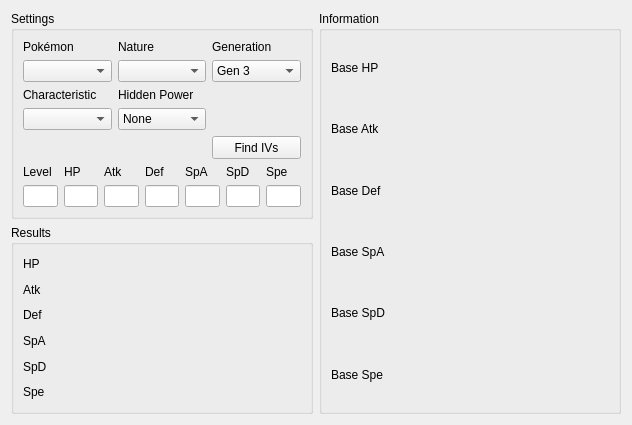
Above: Forms/Util/IVCalculator.ui from Admiral-Fish/PokeFinder before the change. Below: the same form after it.
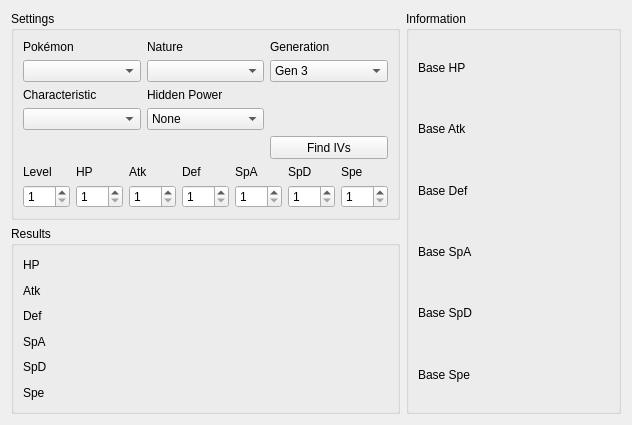
That is the form after the change. Custom widgets are drawn as their Qt base class.

Diff of the .ui file:
```diff
--- a/Forms/Util/IVCalculator.ui
+++ b/Forms/Util/IVCalculator.ui
@@ -16,12 +16,6 @@
   <layout class="QGridLayout" name="gridLayout_3">
    <item row="0" column="0">
     <widget class="QGroupBox" name="groupBoxSettings">
-     <property name="sizePolicy">
-      <sizepolicy hsizetype="Preferred" vsizetype="Preferred">
-       <horstretch>1</horstretch>
-       <verstretch>0</verstretch>
-      </sizepolicy>
-     </property>
      <property name="title">
       <string>Settings</string>
      </property>
@@ -171,72 +165,72 @@
          </widget>
         </item>
         <item row="1" column="0">
-         <widget class="TextBox" name="textBoxLevel">
-          <property name="sizePolicy">
-           <sizepolicy hsizetype="Preferred" vsizetype="Fixed">
-            <horstretch>0</horstretch>
-            <verstretch>0</verstretch>
-           </sizepolicy>
+         <widget class="QSpinBox" name="spinBoxLevel">
+          <property name="minimum">
+           <number>1</number>
+          </property>
+          <property name="maximum">
+           <number>100</number>
           </property>
          </widget>
         </item>
         <item row="1" column="1">
-         <widget class="TextBox" name="textBoxHP">
-          <property name="sizePolicy">
-           <sizepolicy hsizetype="Preferred" vsizetype="Fixed">
-            <horstretch>0</horstretch>
-            <verstretch>0</verstretch>
-           </sizepolicy>
+         <widget class="QSpinBox" name="spinBoxHP">
+          <property name="minimum">
+           <number>1</number>
+          </property>
+          <property name="maximum">
+           <number>800</number>
           </property>
          </widget>
         </item>
         <item row="1" column="2">
-         <widget class="TextBox" name="textBoxAtk">
-          <property name="sizePolicy">
-           <sizepolicy hsizetype="Preferred" vsizetype="Fixed">
-            <horstretch>0</horstretch>
-            <verstretch>0</verstretch>
-           </sizepolicy>
+         <widget class="QSpinBox" name="spinBoxAtk">
+          <property name="minimum">
+           <number>1</number>
+          </property>
+          <property name="maximum">
+           <number>800</number>
           </property>
          </widget>
         </item>
         <item row="1" column="3">
-         <widget class="TextBox" name="textBoxDef">
-          <property name="sizePolicy">
-           <sizepolicy hsizetype="Preferred" vsizetype="Fixed">
-            <horstretch>0</horstretch>
-            <verstretch>0</verstretch>
-           </sizepolicy>
+         <widget class="QSpinBox" name="spinBoxDef">
+          <property name="minimum">
+           <number>1</number>
+          </property>
+          <property name="maximum">
+           <number>800</number>
           </property>
          </widget>
         </item>
         <item row="1" column="4">
-         <widget class="TextBox" name="textBoxSpA">
-          <property name="sizePolicy">
-           <sizepolicy hsizetype="Preferred" vsizetype="Fixed">
-            <horstretch>0</horstretch>
-            <verstretch>0</verstretch>
-           </sizepolicy>
+         <widget class="QSpinBox" name="spinBoxSpA">
+          <property name="minimum">
+           <number>1</number>
+          </property>
+          <property name="maximum">
+           <number>800</number>
           </property>
          </widget>
         </item>
         <item row="1" column="5">
-         <widget class="TextBox" name="textBoxSpD">
-          <property name="sizePolicy">
-           <sizepolicy hsizetype="Preferred" vsizetype="Fixed">
-            <horstretch>0</horstretch>
-            <verstretch>0</verstretch>
-           </sizepolicy>
+         <widget class="QSpinBox" name="spinBoxSpD">
+          <property name="minimum">
+           <number>1</number>
+          </property>
+          <property name="maximum">
+           <number>800</number>
           </property>
          </widget>
         </item>
         <item row="1" column="6">
-         <widget class="TextBox" name="textBoxSpe">
-          <property name="sizePolicy">
-           <sizepolicy hsizetype="Preferred" vsizetype="Fixed">
-            <horstretch>0</horstretch>
-            <verstretch>0</verstretch>
-           </sizepolicy>
+         <widget class="QSpinBox" name="spinBoxSpe">
+          <property name="minimum">
+           <number>1</number>
+          </property>
+          <property name="maximum">
+           <number>800</number>
           </property>
          </widget>
         </item>
@@ -340,12 +334,6 @@
    </item>
    <item row="0" column="1" rowspan="2">
     <widget class="QGroupBox" name="groupBoxInformation">
-     <property name="sizePolicy">
-      <sizepolicy hsizetype="Preferred" vsizetype="Preferred">
-       <horstretch>1</horstretch>
-       <verstretch>0</verstretch>
-      </sizepolicy>
-     </property>
      <property name="title">
       <string>Information</string>
      </property>
@@ -439,13 +427,6 @@
    </item>
   </layout>
  </widget>
- <customwidgets>
-  <customwidget>
-   <class>TextBox</class>
-   <extends>QLineEdit</extends>
-   <header>Forms/Controls/TextBox.hpp</header>
-  </customwidget>
- </customwidgets>
  <resources/>
  <connections/>
 </ui>
```
